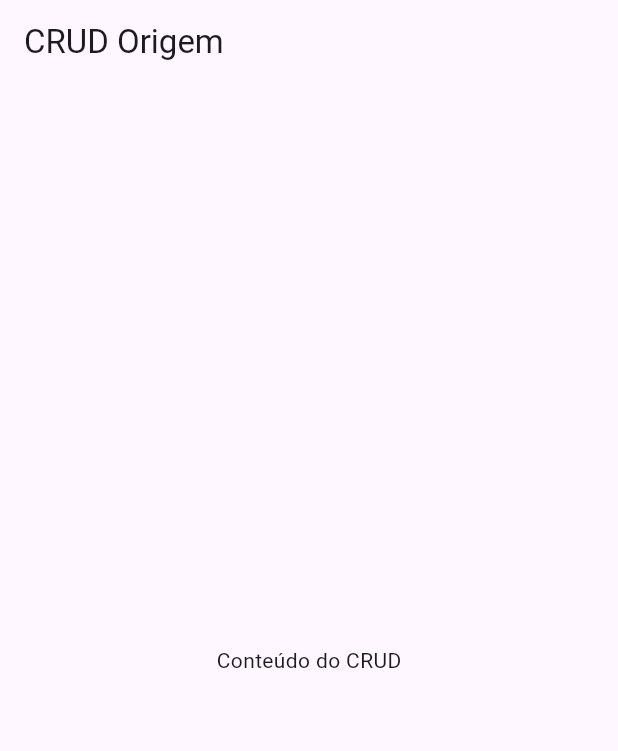
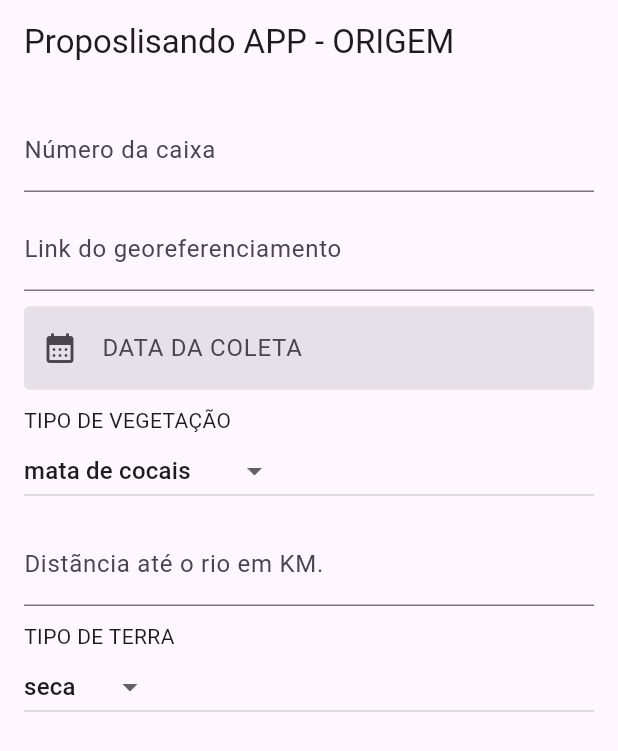
Before and after one commit to pepeuvine/proposlisandoApp, a Flutter app: the screen it shows after launch, after a tap on "ORIGEM", on a phone screen of 412 x 824 dp. Shown: the top 751 px of the screen. Run offline on Flutter 3.47's test engine with Material 3 defaults, Android fonts, the phone set to English and light mode, and no system bars.

Commit message:
Configuração da tela Origem

```diff
--- a/lib/screens/OrigemScreen.dart
+++ b/lib/screens/OrigemScreen.dart
@@ -9,12 +9,130 @@ class OrigemScreen extends StatelessWidget {
       debugShowCheckedModeBanner: false,
       home: Scaffold(
         appBar: AppBar(
-          title:const Text('CRUD Origem'),
+          title: const Text('Proposlisando APP - ORIGEM'),
         ),
-        body: const Center(
-          child: Text('Conteúdo do CRUD'),
+        body: Padding(
+          padding: const EdgeInsets.all(16.0),
+          child: CrudOrigem(),
         ),
       ),
     );
   }
 }
+
+class CrudOrigem extends StatefulWidget {
+  @override
+  OrigemState createState() => OrigemState();
+}
+
+class OrigemState extends State<CrudOrigem> {
+  final TextEditingController _numberController = TextEditingController();
+  final TextEditingController _linkController = TextEditingController();
+  final TextEditingController _dateController = TextEditingController();
+    final TextEditingController _distanceController = TextEditingController();
+
+  final vegetacaoOpcoes = [
+    'mata de cocais',
+    'mangues',
+    'floresta Amazônica',
+    'cerrado'
+  ];
+
+  final terraOpcoes = ['seca', 'arenosa', 'úmida'];
+  String _dropdownvalue = 'mata de cocais';
+  String _dropdownvalue2 = 'seca';
+
+  @override
+  Widget build(BuildContext context) {
+    // TODO: implement build
+    return SingleChildScrollView(
+      child: Column(
+        crossAxisAlignment: CrossAxisAlignment.stretch,
+        children: [
+          TextField(
+            controller: _numberController,
+            keyboardType: TextInputType.number,
+            decoration: const InputDecoration(labelText: 'Número da caixa'),
+          ),
+          const SizedBox(
+            height: 10,
+          ),
+          TextField(
+            controller: _linkController,
+            keyboardType: TextInputType.url,
+            decoration:
+                const InputDecoration(labelText: 'Link do georeferenciamento'),
+          ),
+          const SizedBox(
+            height: 10,
+          ),
+          TextField(
+            controller: _dateController,
+            onTap: () => _selectDate(),
+            decoration: const InputDecoration(
+              labelText: 'DATA DA COLETA',
+              filled: true,
+              prefixIcon: Icon(Icons.calendar_month_rounded),
+              enabledBorder: OutlineInputBorder(borderSide: BorderSide.none),
+              focusedBorder: OutlineInputBorder(
+                  // borderSide: BorderSide(color: Colors.grey)
+                  ),
+            ),
+            readOnly: true,
+          ),
+          const SizedBox(
+            height: 10,
+          ),
+          const Text("TIPO DE VEGETAÇÃO"),
+          DropdownButton(
+            items: vegetacaoOpcoes.map((String item) {
+              return DropdownMenuItem(child: Text(item), value: item);
+            }).toList(),
+            onChanged: (String? newValue) {
+              setState(() {
+                _dropdownvalue = newValue!;
+              });
+            },
+            value: _dropdownvalue,
+          ),
+          const SizedBox(height: 10,),
+          TextField(
+            controller: _distanceController,
+            keyboardType: TextInputType.number,
+            decoration: const InputDecoration(labelText: 'Distãncia até o rio em KM.'),
+          ),
+          const SizedBox(height: 10,),
+          const Text("TIPO DE TERRA"),
+          DropdownButton(
+            items: terraOpcoes.map((String item) {
+              return DropdownMenuItem(child: Text(item), value: item);
+            }).toList(),
+            onChanged: (String? newValue) {
+              setState(() {
+                _dropdownvalue2 = newValue!;
+              });
+            },
+            value: _dropdownvalue2,
+          ),
+
+        ],
+      ),
+    );
+  }
+
+  Future<void> _selectDate() async {
+    DateTime? _picked = await showDatePicker(
+        context: context,
+        initialDate: DateTime.now(),
+        firstDate: DateTime(2000),
+        lastDate: DateTime.now());
+
+    if (_picked != null) {
+      String formattedDate = "${_picked.day}-${_picked.month}-${_picked.year}";
+      setState(() {
+        _dateController.text = formattedDate;
+        //_picked.toString().split(" ")[0];
+      });
+    }
+  }
+}
```
